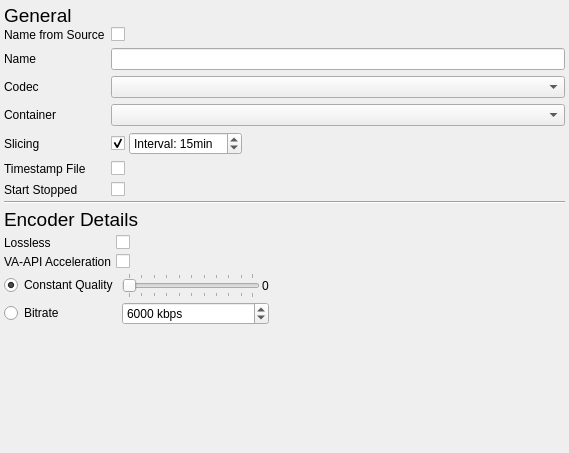
First picture: the form in modules/videorecorder/recordersettingsdialog.ui, repository syntalos/syntalos, before the edit.
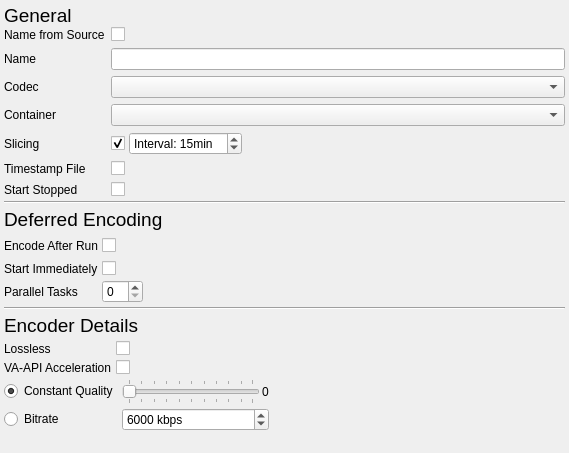
Second picture: the form after the edit. Icons and pictures are not drawn.

Commit message:
videorecorder: Implemente deferred encoding
Post-hoc encoding is done by sending the encoding tasks to a small D-Bus
daemon which collects all tasks and can run them at a time convenient
for the experimenter.

```diff
--- a/modules/videorecorder/recordersettingsdialog.ui
+++ b/modules/videorecorder/recordersettingsdialog.ui
@@ -86,6 +86,9 @@
           </property>
          </widget>
         </item>
+        <item row="0" column="1">
+         <widget class="QCheckBox" name="nameFromSrcCheckBox"/>
+        </item>
         <item row="1" column="0">
          <widget class="QLabel" name="nameLabel">
           <property name="text">
@@ -131,37 +134,6 @@
           </property>
          </widget>
         </item>
-        <item row="5" column="0">
-         <widget class="QLabel" name="timestampFileLabel">
-          <property name="text">
-           <string>Timestamp File</string>
-          </property>
-         </widget>
-        </item>
-        <item row="5" column="1">
-         <widget class="QCheckBox" name="timestampFileCheckBox">
-          <property name="checked">
-           <bool>false</bool>
-          </property>
-         </widget>
-        </item>
-        <item row="6" column="0">
-         <widget class="QLabel" name="startStoppedLabel">
-          <property name="text">
-           <string>Start Stopped</string>
-          </property>
-         </widget>
-        </item>
-        <item row="6" column="1">
-         <widget class="QCheckBox" name="startStoppedCheckBox">
-          <property name="toolTip">
-           <string>Start in stopped, non-recording state and wait for a control signal</string>
-          </property>
-         </widget>
-        </item>
-        <item row="0" column="1">
-         <widget class="QCheckBox" name="nameFromSrcCheckBox"/>
-        </item>
         <item row="4" column="1">
          <widget class="QWidget" name="widget" native="true">
           <layout class="QHBoxLayout" name="horizontalLayout">
@@ -221,6 +193,12 @@
               <iconset theme="emblem-warning">
                <normaloff>.</normaloff>.</iconset>
              </property>
+             <property name="iconSize">
+              <size>
+               <width>16</width>
+               <height>16</height>
+              </size>
+             </property>
              <property name="flat">
               <bool>true</bool>
              </property>
@@ -234,6 +212,214 @@
              <property name="sizeHint" stdset="0">
               <size>
                <width>40</width>
+               <height>20</height>
+              </size>
+             </property>
+            </spacer>
+           </item>
+          </layout>
+         </widget>
+        </item>
+        <item row="5" column="0">
+         <widget class="QLabel" name="timestampFileLabel">
+          <property name="text">
+           <string>Timestamp File</string>
+          </property>
+         </widget>
+        </item>
+        <item row="5" column="1">
+         <widget class="QCheckBox" name="timestampFileCheckBox">
+          <property name="checked">
+           <bool>false</bool>
+          </property>
+         </widget>
+        </item>
+        <item row="6" column="0">
+         <widget class="QLabel" name="startStoppedLabel">
+          <property name="text">
+           <string>Start Stopped</string>
+          </property>
+         </widget>
+        </item>
+        <item row="6" column="1">
+         <widget class="QCheckBox" name="startStoppedCheckBox">
+          <property name="toolTip">
+           <string>Start in stopped, non-recording state and wait for a control signal</string>
+          </property>
+         </widget>
+        </item>
+       </layout>
+      </item>
+     </layout>
+    </widget>
+   </item>
+   <item>
+    <widget class="QWidget" name="widget_5" native="true">
+     <layout class="QVBoxLayout" name="verticalLayout_4">
+      <property name="spacing">
+       <number>4</number>
+      </property>
+      <property name="leftMargin">
+       <number>0</number>
+      </property>
+      <property name="topMargin">
+       <number>0</number>
+      </property>
+      <property name="rightMargin">
+       <number>0</number>
+      </property>
+      <property name="bottomMargin">
+       <number>0</number>
+      </property>
+      <item>
+       <widget class="Line" name="line_2">
+        <property name="orientation">
+         <enum>Qt::Horizontal</enum>
+        </property>
+       </widget>
+      </item>
+      <item>
+       <widget class="QLabel" name="label_3">
+        <property name="sizePolicy">
+         <sizepolicy hsizetype="Preferred" vsizetype="Maximum">
+          <horstretch>0</horstretch>
+          <verstretch>0</verstretch>
+         </sizepolicy>
+        </property>
+        <property name="font">
+         <font>
+          <pointsize>14</pointsize>
+         </font>
+        </property>
+        <property name="text">
+         <string>Deferred Encoding</string>
+        </property>
+       </widget>
+      </item>
+      <item>
+       <layout class="QFormLayout" name="formLayout_3">
+        <item row="0" column="0">
+         <widget class="QLabel" name="encodeAfterRunLabel">
+          <property name="text">
+           <string>Encode After Run</string>
+          </property>
+         </widget>
+        </item>
+        <item row="0" column="1">
+         <widget class="QWidget" name="widget_6" native="true">
+          <layout class="QHBoxLayout" name="horizontalLayout_4">
+           <property name="spacing">
+            <number>2</number>
+           </property>
+           <property name="leftMargin">
+            <number>0</number>
+           </property>
+           <property name="topMargin">
+            <number>0</number>
+           </property>
+           <property name="rightMargin">
+            <number>0</number>
+           </property>
+           <property name="bottomMargin">
+            <number>0</number>
+           </property>
+           <item>
+            <widget class="QCheckBox" name="encodeAfterRunCheckBox">
+             <property name="toolTip">
+              <string>Defer encoding to after the recording has been completed.</string>
+             </property>
+            </widget>
+           </item>
+           <item>
+            <widget class="QPushButton" name="deferredEncodeWarnButton">
+             <property name="text">
+              <string/>
+             </property>
+             <property name="icon">
+              <iconset theme="emblem-warning">
+               <normaloff>.</normaloff>.</iconset>
+             </property>
+             <property name="iconSize">
+              <size>
+               <width>16</width>
+               <height>16</height>
+              </size>
+             </property>
+             <property name="flat">
+              <bool>true</bool>
+             </property>
+            </widget>
+           </item>
+           <item>
+            <spacer name="horizontalSpacer_3">
+             <property name="orientation">
+              <enum>Qt::Horizontal</enum>
+             </property>
+             <property name="sizeHint" stdset="0">
+              <size>
+               <width>385</width>
+               <height>20</height>
+              </size>
+             </property>
+            </spacer>
+           </item>
+          </layout>
+         </widget>
+        </item>
+        <item row="1" column="0">
+         <widget class="QLabel" name="startEncodingImmediatelyLabel">
+          <property name="text">
+           <string>Start Immediately</string>
+          </property>
+         </widget>
+        </item>
+        <item row="1" column="1">
+         <widget class="QCheckBox" name="deferredInstantEncodeCheckBox">
+          <property name="toolTip">
+           <string>Start encoding process imediately and automatically after the recording has finished.</string>
+          </property>
+         </widget>
+        </item>
+        <item row="2" column="0">
+         <widget class="QLabel" name="parallelTasksLabel">
+          <property name="text">
+           <string>Parallel Tasks</string>
+          </property>
+         </widget>
+        </item>
+        <item row="2" column="1">
+         <widget class="QWidget" name="widget_7" native="true">
+          <layout class="QHBoxLayout" name="horizontalLayout_5">
+           <property name="spacing">
+            <number>2</number>
+           </property>
+           <property name="leftMargin">
+            <number>0</number>
+           </property>
+           <property name="topMargin">
+            <number>0</number>
+           </property>
+           <property name="rightMargin">
+            <number>0</number>
+           </property>
+           <property name="bottomMargin">
+            <number>0</number>
+           </property>
+           <item>
+            <widget class="QSpinBox" name="deferredParallelCountSpinBox">
+             <property name="toolTip">
+              <string>Amount of video encoding tasks to be run in parallel.</string>
+             </property>
+            </widget>
+           </item>
+           <item>
+            <spacer name="horizontalSpacer_4">
+             <property name="orientation">
+              <enum>Qt::Horizontal</enum>
+             </property>
+             <property name="sizeHint" stdset="0">
+              <size>
+               <width>383</width>
                <height>20</height>
               </size>
              </property>
```
The commit also changes 23 other files.
